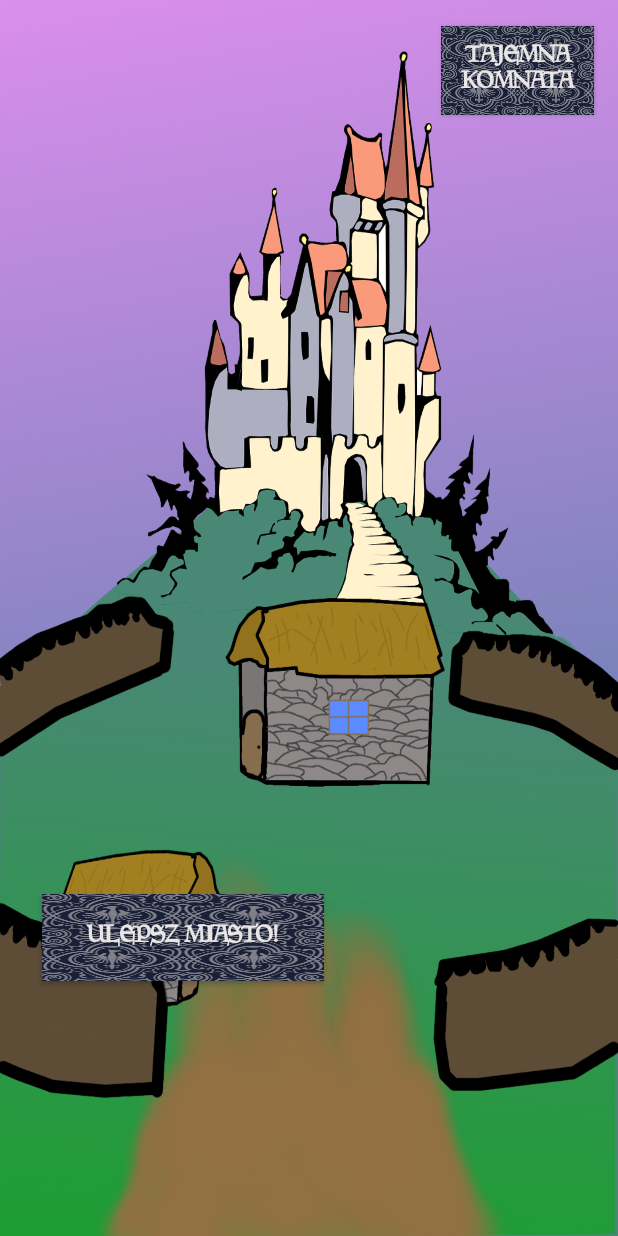
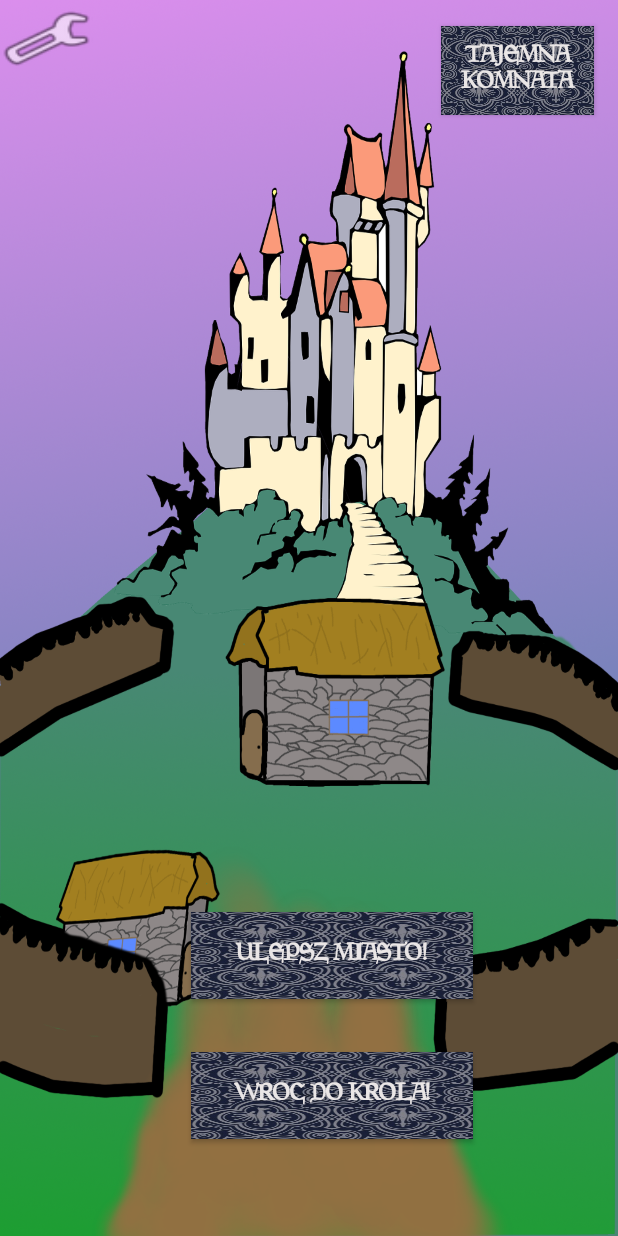
Before and after one commit to BartekWMII/Projekt-WMII, an Android app: the activity_city_upgrade screen opened directly, with no data from a screen before it, on a phone screen of 412 x 824 dp. Run offline under Robolectric (Android 15) with nearby library versions, the light colour scheme and no system bars; Roboto replaces fonts that are not available here.

Commit message:
Naprawa wracania do ekranow

```diff
--- a/app/src/main/java/com/example/helikoptery/activity_afterMenu.java
+++ b/app/src/main/java/com/example/helikoptery/activity_afterMenu.java
@@ -76,6 +76,7 @@ public class activity_afterMenu extends AppCompatActivity {
 
 
         bezpiecznik=getIntent().getIntExtra("Kod",licznik);
+
 
         if(bezpiecznik==1)
         {
--- a/app/src/main/java/com/example/helikoptery/activity_city_upgrade.java
+++ b/app/src/main/java/com/example/helikoptery/activity_city_upgrade.java
@@ -19,11 +19,11 @@ public class activity_city_upgrade extends AppCompatActivity {
     public static int miastoimp;
     public static int stal;
     public static int stalimp;
-
-    private Button button;
+    private Button button,button2,button3;
     public static int gold,gold6;
     public static int army6,army;
     public static int kontrol=0;
+    public static int licznikQ=0;
 
     Context context = this;
 
@@ -41,6 +41,21 @@ public class activity_city_upgrade extends AppCompatActivity {
                 moveToSecret();
             }
         });
+        button2=findViewById(R.id.KingBack);
+        button2.setOnClickListener(new View.OnClickListener() {
+            @Override
+            public void onClick(View view) {
+                moveToKing();
+            }
+        });
+
+        button3=findViewById(R.id.SettingsButton);
+        button3.setOnClickListener(new View.OnClickListener() {
+            @Override
+            public void onClick(View view) {
+                moveToSettings();
+            }
+        });
         stalimp=getIntent().getIntExtra("Stal",stal);
         miastoimp=getIntent().getIntExtra("Miasto",miasto);
         gold6=getIntent().getIntExtra("Gold",gold);///gold przeniesiony z aftermenu activity
@@ -48,6 +63,7 @@ public class activity_city_upgrade extends AppCompatActivity {
 
 
     }
+
 
     private void moveToSecret()
     {
@@ -57,6 +73,29 @@ public class activity_city_upgrade extends AppCompatActivity {
         startActivity(intent);
     }
 
+    private void moveToSettings()
+    {
+        Intent intent = new Intent(this,activity_settings.class);
+        startActivity(intent);
+    }
+
+    public void onBackPressed()
+    {
+        //Intent intent = new Intent(getApplicationContext(),activity_menu.class);
+        // startActivity(intent);
+        //activity_afterMenu.super.onBackPressed();
+        //super.onBackPressed();
+    }
+
+    private void moveToKing()
+    {
+     //   licznikQ++;
+        Intent intent = new Intent(this,activity_afterMenu.class);
+      //  intent.putExtra("Gold2",gold6);
+      //  intent.putExtra("Armia2",army6);
+      //  intent.putExtra
+        startActivity(intent);
+    }
 
     public void miastoClick(View view) {
 
--- a/app/src/main/java/com/example/helikoptery/secret.java
+++ b/app/src/main/java/com/example/helikoptery/secret.java
@@ -53,18 +53,19 @@ public class secret extends AppCompatActivity {
     }
     public void onBackPressed()
     {
+        if(licznik==1) {
             new AlertDialog.Builder(this)
                     .setTitle("Na pewno chcesz wyjść ?")
                     .setMessage("Czy to twoja definitywyna odpowiedź ?")
-                .setNegativeButton(android.R.string.no,null)
+                    .setNegativeButton(android.R.string.no, null)
                     .setPositiveButton(android.R.string.yes, new DialogInterface.OnClickListener() {
 
                         @Override
                         public void onClick(DialogInterface dialogInterface, int i) {
-                        Intent intent = new Intent(getApplicationContext(),activity_afterMenu.class);
-                        intent.putExtra("Gold666",gold);
-                        intent.putExtra("Armia666",army);
-                        intent.putExtra("Kod",licznik);
+                            Intent intent = new Intent(getApplicationContext(), activity_afterMenu.class);
+                            intent.putExtra("Gold666", gold);
+                            intent.putExtra("Armia666", army);
+                            intent.putExtra("Kod", licznik);
                             startActivity(intent);
                             secret.super.onBackPressed();
                         }
@@ -72,6 +73,11 @@ public class secret extends AppCompatActivity {
                     })
                     .create()
                     .show();
+        }
+        else
+        {
+            secret.super.onBackPressed();
+        }
 
     }
 
--- a/app/src/main/res/layout/activity_city_upgrade.xml
+++ b/app/src/main/res/layout/activity_city_upgrade.xml
@@ -17,24 +17,43 @@
             android:layout_height="match_parent">
 
             <Button
-                android:id="@+id/button2"
+                android:id="@+id/KingBack"
                 android:layout_width="188dp"
                 android:layout_height="58dp"
+                android:background="@drawable/pattern1"
+                android:fontFamily="@font/magic"
+                android:text="Wroc do krola!"
                 android:textColor="#EAE6E6"
                 android:textColorHighlight="#FFFFFF"
                 android:textColorHint="#FF0000"
                 android:textSize="16sp"
                 android:textStyle="bold"
+                app:layout_constraintBottom_toBottomOf="parent"
+                app:layout_constraintEnd_toEndOf="parent"
+                app:layout_constraintHorizontal_bias="0.569"
+                app:layout_constraintStart_toStartOf="parent"
+                app:layout_constraintTop_toTopOf="parent"
+                app:layout_constraintVertical_bias="0.916" />
+
+            <Button
+                android:id="@+id/button2"
+                android:layout_width="188dp"
+                android:layout_height="58dp"
+                android:background="@drawable/pattern1"
                 android:fontFamily="@font/magic"
-                android:background="@drawable/pattern1"
                 android:onClick="miastoClick"
                 android:text="Ulepsz Miasto!"
+                android:textColor="#EAE6E6"
+                android:textColorHighlight="#FFFFFF"
+                android:textColorHint="#FF0000"
+                android:textSize="16sp"
+                android:textStyle="bold"
                 app:layout_constraintBottom_toBottomOf="parent"
                 app:layout_constraintEnd_toEndOf="parent"
-                app:layout_constraintHorizontal_bias="0.125"
+                app:layout_constraintHorizontal_bias="0.569"
                 app:layout_constraintStart_toStartOf="parent"
                 app:layout_constraintTop_toTopOf="parent"
-                app:layout_constraintVertical_bias="0.778" />
+                app:layout_constraintVertical_bias="0.794" />
 
             <Button
                 android:id="@+id/SecretButton"
@@ -55,6 +74,14 @@
                 app:layout_constraintTop_toTopOf="parent"
                 app:layout_constraintVertical_bias="0.023" />
 
+            <Button
+                android:id="@+id/SettingsButton"
+                android:layout_width="62dp"
+                android:layout_height="51dp"
+                android:background="@android:drawable/ic_menu_manage"
+                tools:layout_editor_absoluteX="16dp"
+                tools:layout_editor_absoluteY="24dp" />
+
         </android.support.constraint.ConstraintLayout>
     </LinearLayout>
 </RelativeLayout>
```
Also changed, not shown: app/src/main/res/drawable/settings.jpg (added). Lines whose indentation alone changed are shown as unchanged.
